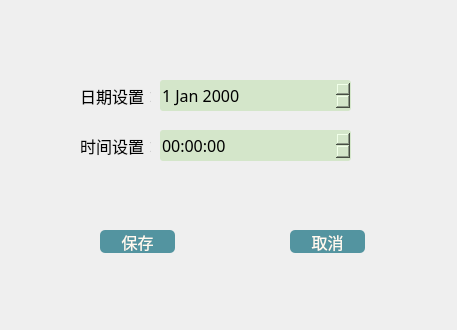
Qt form dataset.ui (LostAndFoundJava/QT) before a commit.
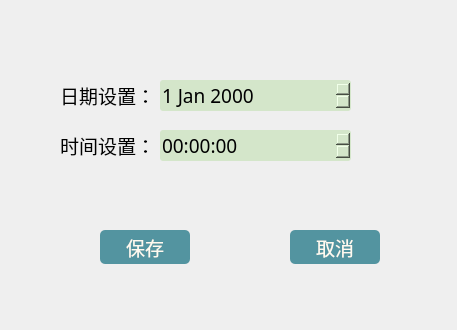
The same form after that commit.

```diff
--- a/dataset.ui
+++ b/dataset.ui
@@ -16,16 +16,16 @@
   <widget class="QLabel" name="label">
    <property name="geometry">
     <rect>
-     <x>80</x>
+     <x>60</x>
      <y>80</y>
-     <width>71</width>
+     <width>91</width>
      <height>31</height>
     </rect>
    </property>
    <property name="font">
     <font>
      <family>幼圆</family>
-     <pointsize>12</pointsize>
+     <pointsize>14</pointsize>
     </font>
    </property>
    <property name="text">
@@ -35,16 +35,16 @@
   <widget class="QLabel" name="label_2">
    <property name="geometry">
     <rect>
-     <x>80</x>
+     <x>60</x>
      <y>130</y>
-     <width>71</width>
+     <width>91</width>
      <height>31</height>
     </rect>
    </property>
    <property name="font">
     <font>
      <family>幼圆</family>
-     <pointsize>12</pointsize>
+     <pointsize>14</pointsize>
     </font>
    </property>
    <property name="text">
@@ -63,7 +63,7 @@
    <property name="font">
     <font>
      <family>幼圆</family>
-     <pointsize>12</pointsize>
+     <pointsize>14</pointsize>
     </font>
    </property>
    <property name="styleSheet">
@@ -83,7 +83,7 @@
    <property name="font">
     <font>
      <family>幼圆</family>
-     <pointsize>12</pointsize>
+     <pointsize>14</pointsize>
     </font>
    </property>
    <property name="styleSheet">
@@ -96,14 +96,14 @@
     <rect>
      <x>100</x>
      <y>230</y>
-     <width>75</width>
-     <height>23</height>
+     <width>90</width>
+     <height>34</height>
     </rect>
    </property>
    <property name="font">
     <font>
      <family>幼圆</family>
-     <pointsize>12</pointsize>
+     <pointsize>14</pointsize>
     </font>
    </property>
    <property name="styleSheet">
@@ -120,14 +120,14 @@
     <rect>
      <x>290</x>
      <y>230</y>
-     <width>75</width>
-     <height>23</height>
+     <width>90</width>
+     <height>34</height>
     </rect>
    </property>
    <property name="font">
     <font>
      <family>幼圆</family>
-     <pointsize>12</pointsize>
+     <pointsize>14</pointsize>
     </font>
    </property>
    <property name="styleSheet">
```
